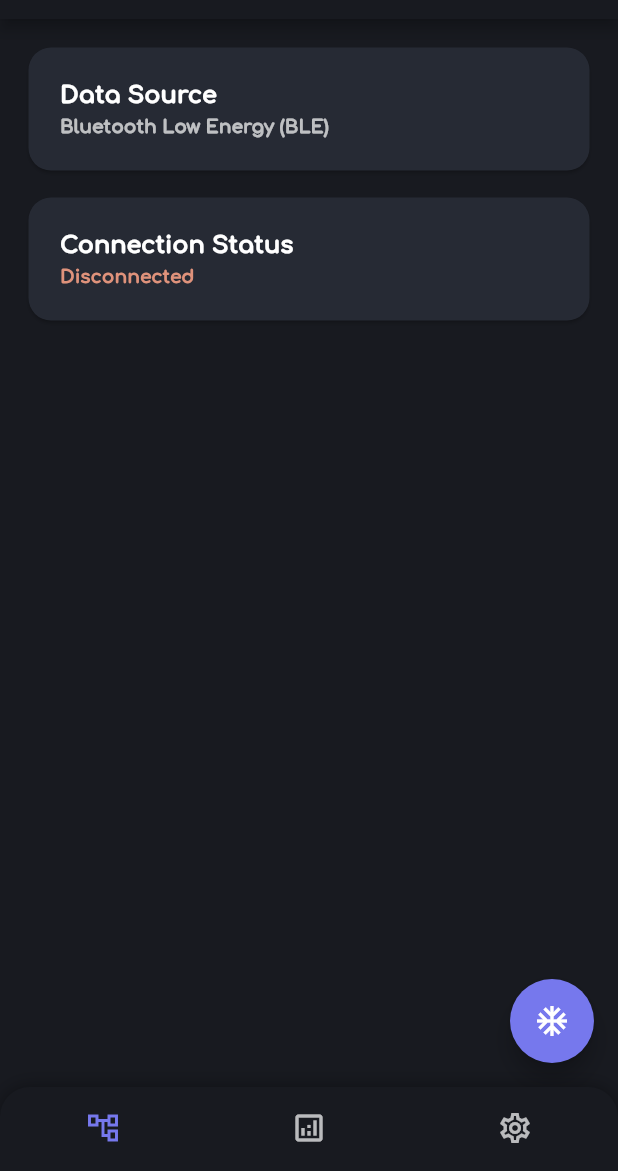
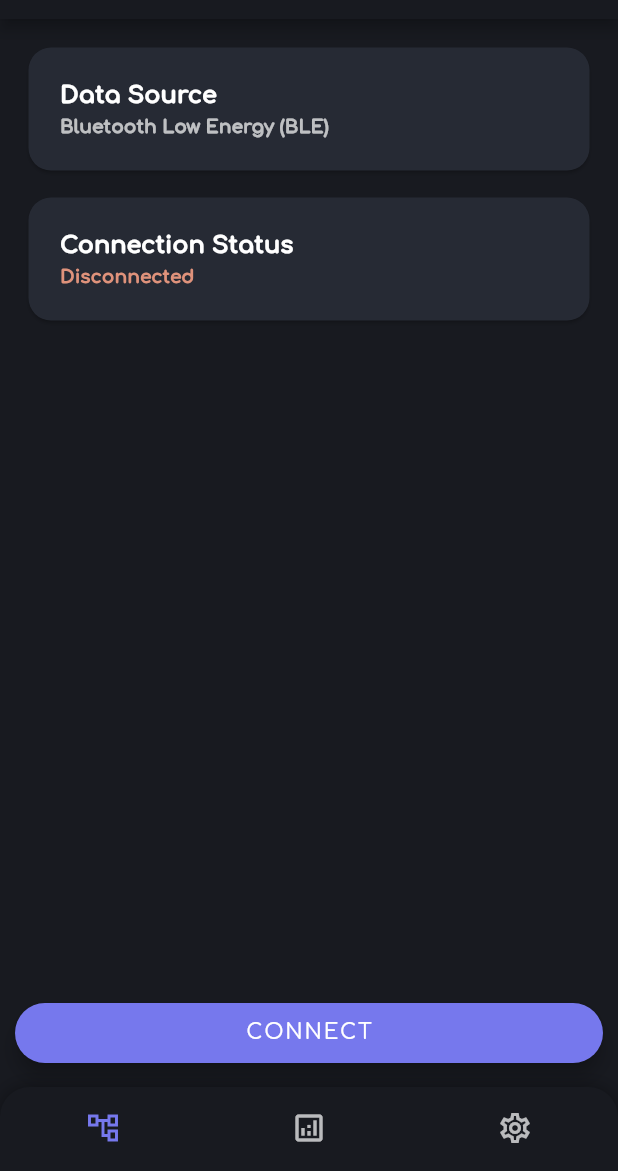
Before and after one commit to Prateek-Prakash/OpenXC, a Flutter app: the screen it shows after launch, on a phone screen of 412 x 824 dp, the part 65-1236 px from its top. Run offline on Flutter 3.47's test engine with Material 2 defaults, Android fonts, the phone set to English and light mode, and no system bars; our stand-ins replace flutter_blue, flutter_hooks, hooks_riverpod.

Commit message:
Update Connect Button FAB

```diff
--- a/lib/main.dart
+++ b/lib/main.dart
@@ -130,6 +130,7 @@ class ConnectionTab extends HookWidget {
     final connectionStatusBoolProvider = useProvider(ConnectionConfig().connectionStatusBoolProvider);
     final connectionStatusStringProvider = useProvider(ConnectionConfig().connectionStatusStringProvider);
     final connectionStatusColorProvider = useProvider(ConnectionConfig().connectionStatusColorProvider);
+    final actionButtonStringProvider = useProvider(ConnectionConfig().actionButtonStringProvider);
 
     return Scaffold(
       appBar: AppBar(
@@ -192,23 +193,34 @@ class ConnectionTab extends HookWidget {
           ],
         ),
       ),
-      floatingActionButton: FloatingActionButton(
-        child: Icon(Icons.ac_unit),
+      floatingActionButtonLocation: FloatingActionButtonLocation.centerFloat,
+      floatingActionButton: Container(
+        padding: EdgeInsets.fromLTRB(10.0, 0.0, 10.0, 0.0),
+        child: SizedBox(
+          width: double.infinity,
+          height: 40.0,
+          child: FloatingActionButton.extended(
+            elevation: 5.0,
+            label: Text(actionButtonStringProvider.state),
             onPressed: () async {
               if (connectionStatusBoolProvider.state == false) {
                 if (await ConnectionConfig().connect()) {
                   connectionStatusBoolProvider.state = true;
                   connectionStatusStringProvider.state = 'Connected';
                   connectionStatusColorProvider.state = Color(0xFF9DE089);
+                  actionButtonStringProvider.state = 'DISCONNECT';
                 }
               } else if (connectionStatusBoolProvider.state == true) {
                 if (await ConnectionConfig().disconnect()) {
                   connectionStatusBoolProvider.state = false;
                   connectionStatusStringProvider.state = 'Disconnected';
                   connectionStatusColorProvider.state = Color(0xFFDF927B);
+                  actionButtonStringProvider.state = 'CONNECT';
                 }
               }
             },
+          ),
+        ),
       ),
     );
   }
@@ -236,12 +248,18 @@ class ConnectionConfig {
   final _connectionStatusColorProvider = StateProvider<Color>((ref) => Color(0xFFDF927B));
   StateProvider<Color> get connectionStatusColorProvider => _connectionStatusColorProvider;
 
+  final _actionButtonStringProvider = StateProvider<String>((ref) => 'CONNECT');
+  StateProvider<String> get actionButtonStringProvider => _actionButtonStringProvider;
+
   Future<bool> connect() async {
+    // Disconnect All Devices
+    await this.disconnect();
+
     BluetoothService openXCService;
 
     List<ScanResult> scanResults = await FlutterBlue.instance.scan(timeout: Duration(seconds: 5)).toList();
     for (ScanResult scanResult in scanResults) {
-      printScanResult(scanResult);
+      this.printScanResult(scanResult);
       String deviceName = scanResult.advertisementData.localName.trim().toUpperCase();
       if (deviceName.contains(DEVICE_NAME_PREFIX)) {
         BluetoothDevice bluetoothDevice = scanResult.device;
```
Lines whose indentation alone changed are shown as unchanged.
